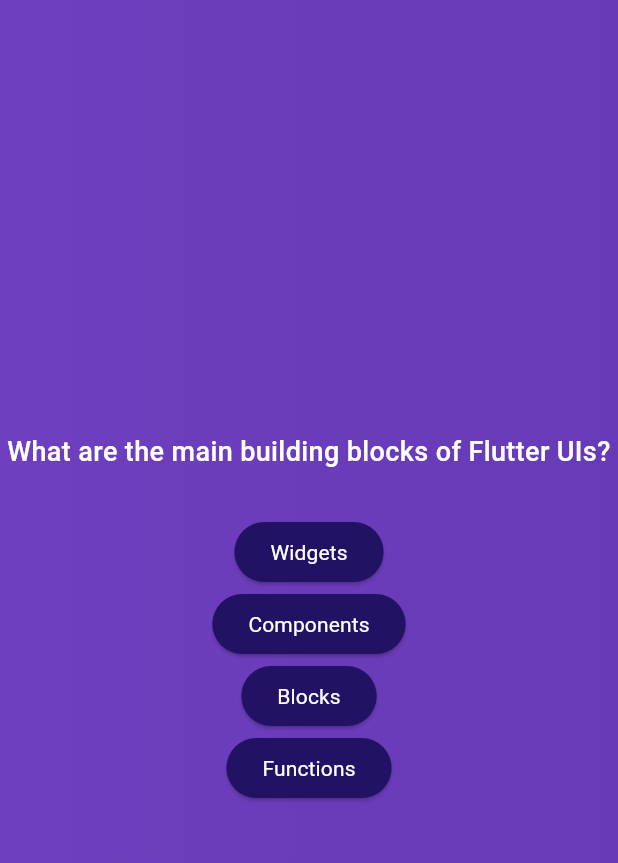
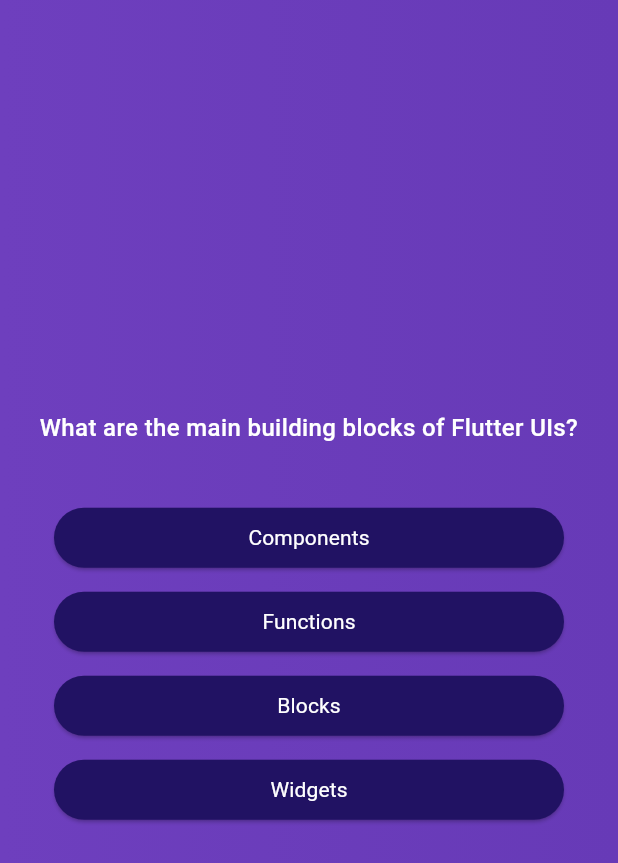
Before and after one commit to tessceciliaj/quiz_app, a Flutter app: the screen it shows after launch, after a tap on "Start Quiz", on a phone screen of 412 x 824 dp. Shown: the top 863 px of the screen. Run offline on Flutter 3.47's test engine with Material 3 defaults, Android fonts, the phone set to English and light mode, and no system bars.

Commit message:
Create shuffled answer list in models/quiz_question.dart

```diff
--- a/lib/answer_button.dart
+++ b/lib/answer_button.dart
@@ -8,7 +8,9 @@ class AnswerButton extends StatelessWidget {
 
   @override
   Widget build(BuildContext context) {
-    return ElevatedButton(
+    return Container(
+      margin: const EdgeInsets.only(top: 8, left: 36, right: 36),
+      child: ElevatedButton(
         onPressed: onTap,
         style: ElevatedButton.styleFrom(
             backgroundColor: const Color.fromARGB(255, 33, 18, 99),
@@ -17,6 +19,7 @@ class AnswerButton extends StatelessWidget {
           answerText,
           style: const TextStyle(fontWeight: FontWeight.w400, fontSize: 14),
         ),
+      ),
     );
   }
 }
--- a/lib/models/quiz_questions.dart
+++ b/lib/models/quiz_questions.dart
@@ -3,4 +3,16 @@ class QuizQuestion {
 
   final String text;
   final List<String> answers;
+
+// Method should return string of values
+  List<String> getShuffledAnswer() {
+    // List is a Class buildt into Dart
+    // .of creates a new list based on already existing list
+    // copy the answers list and store it
+    final shuffledList = List.of(answers);
+    // Shuffles the list
+    shuffledList.shuffle();
+    // Then return it;
+    return shuffledList;
+  }
 }
--- a/lib/questions_screen.dart
+++ b/lib/questions_screen.dart
@@ -20,16 +20,17 @@ class _QuestionsScreenState extends State<QuestionsScreen> {
       width: double.infinity,
       child: Column(
         mainAxisAlignment: MainAxisAlignment.center,
+        crossAxisAlignment: CrossAxisAlignment.stretch,
         children: [
           Text(
             currentQuestion.text,
-            style: const TextStyle(fontSize: 18, fontWeight: FontWeight.w500),
+            style: const TextStyle(fontSize: 16, fontWeight: FontWeight.w500),
             textAlign: TextAlign.center,
           ),
           const SizedBox(height: 30),
           //map takes a function as a Value & creates a new list of elements
           // spreding Values '...' is adding them as individual elements to the column childrens.
-          ...currentQuestion.answers.map((answer) {
+          ...currentQuestion.getShuffledAnswer().map((answer) {
             return AnswerButton(answerText: answer, onTap: () {});
           }),
         ],
```
Lines whose indentation alone changed are shown as unchanged.
